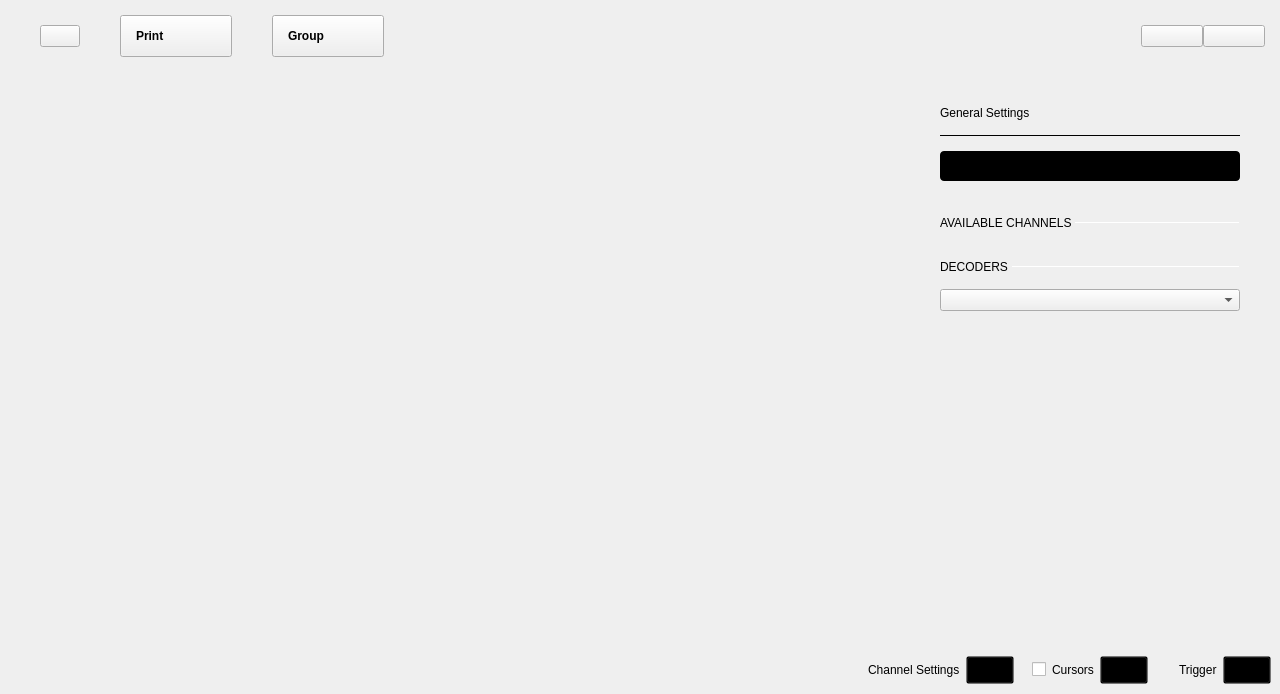
Qt form ui/logic_analyzer.ui (analogdevicesinc/scopy) before a commit.
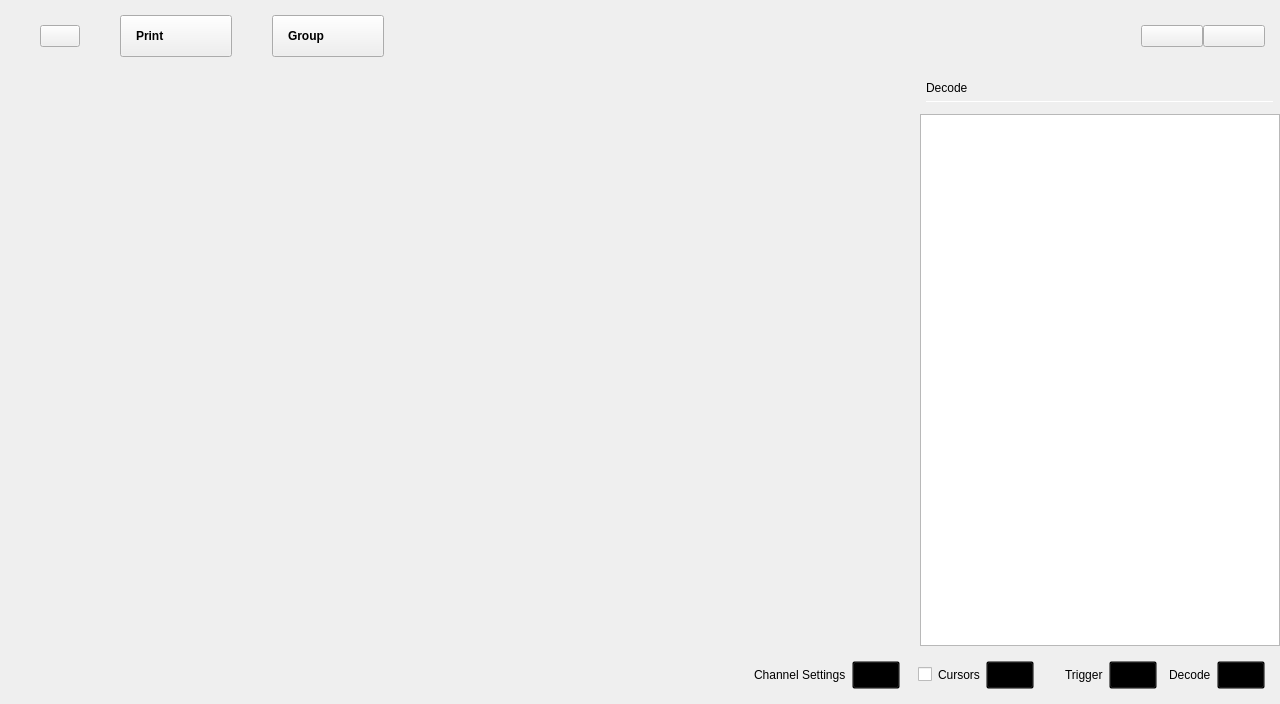
The same form after that commit. Icons and pictures are not drawn. Custom widgets are drawn as their Qt base class.

Commit message: logic analyzer: implemented decoder table - groups decoders by messages - clicking rows in table will zoom in the plot on the message

```diff
--- a/ui/logic_analyzer.ui
+++ b/ui/logic_analyzer.ui
@@ -7,7 +7,7 @@
     <x>0</x>
     <y>0</y>
     <width>1280</width>
-    <height>694</height>
+    <height>704</height>
    </rect>
   </property>
   <property name="sizePolicy">
@@ -456,7 +456,7 @@
               <number>0</number>
              </property>
              <property name="topMargin">
-              <number>20</number>
+              <number>0</number>
              </property>
              <property name="rightMargin">
               <number>0</number>
@@ -476,7 +476,7 @@
                 <string notr="true"/>
                </property>
                <property name="currentIndex">
-                <number>3</number>
+                <number>4</number>
                </property>
                <widget class="QWidget" name="channelSettings">
                 <property name="minimumSize">
@@ -1392,8 +1392,8 @@
                      <rect>
                       <x>0</x>
                       <y>0</y>
-                      <width>348</width>
-                      <height>514</height>
+                      <width>363</width>
+                      <height>522</height>
                      </rect>
                     </property>
                     <property name="sizePolicy">
@@ -1437,10 +1437,10 @@
                         </size>
                        </property>
                        <property name="frameShadow">
-                        <enum>QFrame::Plain</enum>
+                        <enum>QFrame::Sunken</enum>
                        </property>
                        <property name="lineWidth">
-                        <number>2</number>
+                        <number>1</number>
                        </property>
                        <property name="orientation">
                         <enum>Qt::Horizontal</enum>
@@ -1764,6 +1764,83 @@
                  </item>
                 </layout>
                </widget>
+               <widget class="QWidget" name="decoderTablePage">
+                <property name="sizePolicy">
+                 <sizepolicy hsizetype="Preferred" vsizetype="Preferred">
+                  <horstretch>0</horstretch>
+                  <verstretch>0</verstretch>
+                 </sizepolicy>
+                </property>
+                <property name="minimumSize">
+                 <size>
+                  <width>100</width>
+                  <height>0</height>
+                 </size>
+                </property>
+                <layout class="QVBoxLayout" name="verticalLayout_12">
+                 <property name="leftMargin">
+                  <number>0</number>
+                 </property>
+                 <property name="rightMargin">
+                  <number>0</number>
+                 </property>
+                 <property name="bottomMargin">
+                  <number>0</number>
+                 </property>
+                 <item>
+                  <layout class="QVBoxLayout" name="verticalLayout_15">
+                   <property name="leftMargin">
+                    <number>6</number>
+                   </property>
+                   <property name="topMargin">
+                    <number>6</number>
+                   </property>
+                   <property name="rightMargin">
+                    <number>6</number>
+                   </property>
+                   <property name="bottomMargin">
+                    <number>6</number>
+                   </property>
+                   <item>
+                    <widget class="QLabel" name="decoderTableLabel">
+                     <property name="text">
+                      <string>Decode</string>
+                     </property>
+                     <property name="general_settings_label" stdset="0">
+                      <bool>true</bool>
+                     </property>
+                    </widget>
+                   </item>
+                   <item>
+                    <widget class="Line" name="line_8">
+                     <property name="maximumSize">
+                      <size>
+                       <width>16777215</width>
+                       <height>1</height>
+                      </size>
+                     </property>
+                     <property name="lineWidth">
+                      <number>1</number>
+                     </property>
+                     <property name="orientation">
+                      <enum>Qt::Horizontal</enum>
+                     </property>
+                     <property name="blue_line" stdset="0">
+                      <bool>true</bool>
+                     </property>
+                    </widget>
+                   </item>
+                  </layout>
+                 </item>
+                 <item>
+                  <widget class="adiscope::logic::DecoderTable" name="decoderTableView">
+                   <property name="frameShadow">
+                    <enum>QFrame::Plain</enum>
+                   </property>
+                  </widget>
+                 </item>
+                </layout>
+               </widget>
               </widget>
              </item>
             </layout>
@@ -1970,6 +2047,42 @@
              </attribute>
             </widget>
            </item>
+           <item>
+            <layout class="QHBoxLayout" name="horizontalLayoutDecoderTable">
+             <property name="leftMargin">
+              <number>6</number>
+             </property>
+             <property name="topMargin">
+              <number>6</number>
+             </property>
+             <property name="rightMargin">
+              <number>6</number>
+             </property>
+             <property name="bottomMargin">
+              <number>6</number>
+             </property>
+             <item>
+              <widget class="QLabel" name="lblDecoderTable">
+               <property name="text">
+                <string>Decode</string>
+               </property>
+              </widget>
+             </item>
+             <item>
+              <widget class="adiscope::CustomPushButton" name="btnDecoderTable">
+               <property name="enabled">
+                <bool>true</bool>
+               </property>
+               <property name="text">
+                <string/>
+               </property>
+               <property name="checkable">
+                <bool>true</bool>
+               </property>
+              </widget>
+             </item>
+            </layout>
+           </item>
           </layout>
          </widget>
         </item>
@@ -2025,6 +2138,11 @@
    <extends>QPushButton</extends>
    <header>gui/customSwitch.hpp</header>
   </customwidget>
+  <customwidget>
+   <class>adiscope::logic::DecoderTable</class>
+   <extends>QTableView</extends>
+   <header>logicanalyzer/decoder_table.hpp</header>
+  </customwidget>
  </customwidgets>
  <resources/>
  <connections>
```
Left out of the diff: 14 changed lines with no effect on the pictures. The commit also changes 17 other files.
